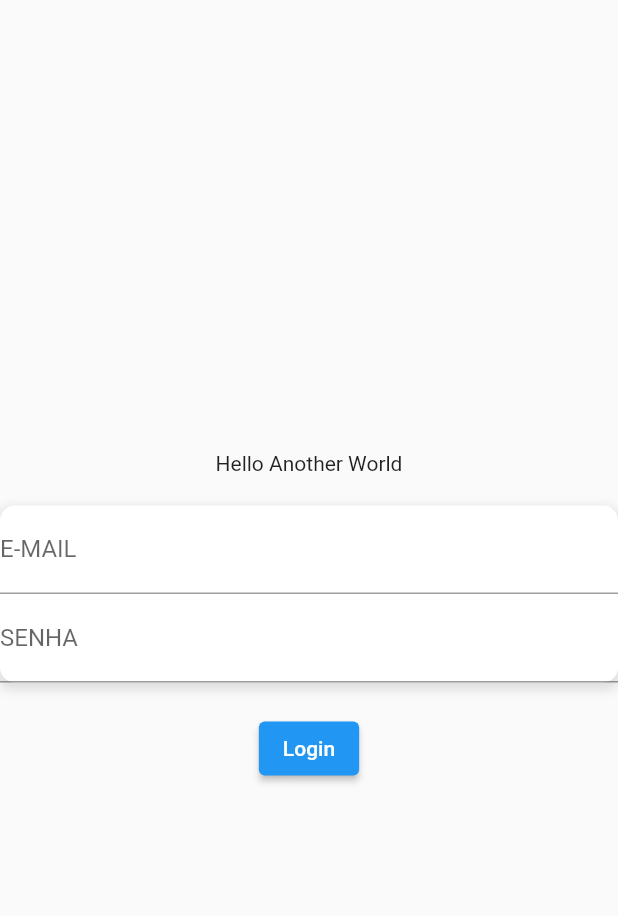
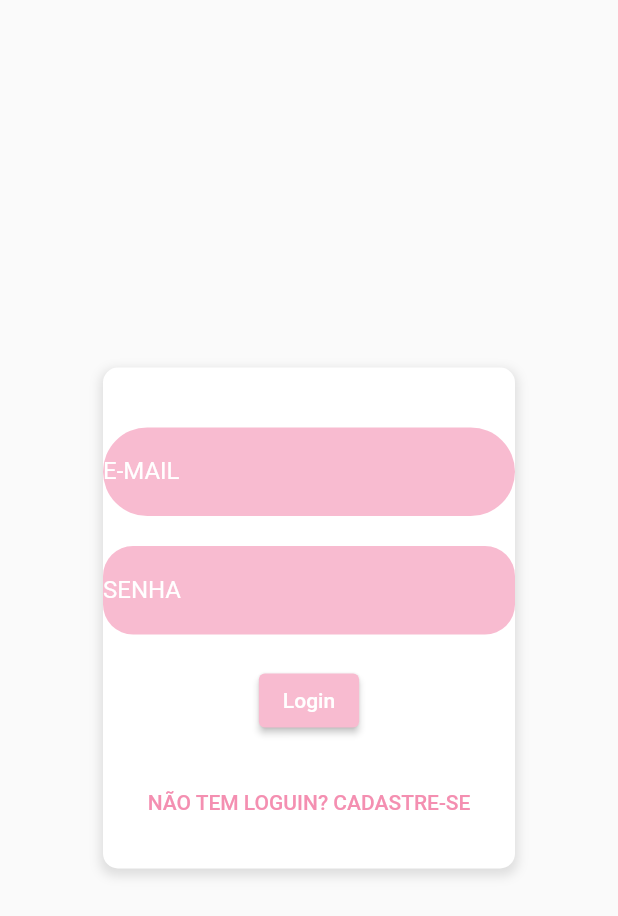
Before and after one commit to GuilhermeSaito/OficinasIntegracao2, a Flutter app: the screen it shows after launch, on a phone screen of 412 x 824 dp. Shown: the top 916 px of the screen. Run offline on Flutter 3.47's test engine with Material 2 defaults, Android fonts, the light colour scheme and no system bars.

Commit message:
Fixed frufrus dos labels, Added link para outra aba

```diff
--- a/app_mobile/hanbaiki/lib/main.dart
+++ b/app_mobile/hanbaiki/lib/main.dart
@@ -30,8 +30,6 @@ class MyApp extends StatelessWidget {
           child: Column(
             mainAxisAlignment: MainAxisAlignment.center,
             children: <Widget>[
-              Text("Hello Another World"),
-              SizedBox(height: 20),
               LoginPage(),
             ],
           ),
@@ -41,6 +39,7 @@ class MyApp extends StatelessWidget {
   }
 }
 
+// ---------------------------------- LOGUIN PAGE
 class LoginPage extends StatefulWidget {
   @override
   _LoginPageState createState() => _LoginPageState();
@@ -59,6 +58,7 @@ class _LoginPageState extends State<LoginPage> {
       child: Column(
         mainAxisAlignment: MainAxisAlignment.center,
         children: <Widget>[
+          // ------------ Container do email, senha e "Nao tem Loguin cadastre-se"
           Container(
             decoration: BoxDecoration(
               borderRadius: BorderRadius.circular(10.0),
@@ -72,11 +72,28 @@ class _LoginPageState extends State<LoginPage> {
                 ),
               ],
             ),
+            padding: const EdgeInsets.symmetric(vertical: 20.0),
             child: Column(
+              mainAxisSize: MainAxisSize.min,
               children: [
-                TextFormField(
+                SizedBox(
+                  height: 20.0,
+                ),
+                Container(
+                  decoration: BoxDecoration(
+                    borderRadius: BorderRadius.circular(45.0),
+                    color: Colors.pink[100],
+                  ),
+                  width: MediaQuery.of(context).size.width * 2 / 3,
+                  // ---------------------- EMAIL BOX
+                  child: TextFormField(
                     decoration: const InputDecoration(
                       labelText: 'E-MAIL',
+                      labelStyle: TextStyle(
+                        color:
+                            Colors.white, // set the color of the label to white
+                      ),
+                      border: InputBorder.none,
                       // Da pra colocar uns frurus aqui
                     ),
                     onSaved: (String? value) {
@@ -88,9 +105,25 @@ class _LoginPageState extends State<LoginPage> {
                           : null;
                     },
                   ),
-                TextFormField(
+                ),
+                SizedBox(
+                  height: 20.0,
+                ),
+                Container(
+                  decoration: BoxDecoration(
+                    borderRadius: BorderRadius.circular(20.0),
+                    color: Colors.pink[100],
+                  ),
+                  width: MediaQuery.of(context).size.width * 2 / 3,
+                  // ---------------------- PASSWORD BOX
+                  child: TextFormField(
                     decoration: const InputDecoration(
                       labelText: 'SENHA',
+                      labelStyle: TextStyle(
+                        color:
+                            Colors.white, // set the color of the label to white
+                      ),
+                      border: InputBorder.none,
                     ),
                     obscureText: true,
                     // validator: (value) {
@@ -110,12 +143,16 @@ class _LoginPageState extends State<LoginPage> {
                       _password = value;
                     },
                   ),
-              ],
                 ),
+                SizedBox(
+                  height: 20.0,
                 ),
-          const SizedBox(height: 20),
+                // ---------------------- CONFIRM BUTTON
                 ElevatedButton(
                   child: const Text('Login'),
+                  style: ElevatedButton.styleFrom(
+                    backgroundColor: Colors.pink[100],
+                  ),
                   onPressed: () {
                     final form = _formKey.currentState;
                     if (form != null) {
@@ -126,6 +163,22 @@ class _LoginPageState extends State<LoginPage> {
                     }
                   },
                 ),
+                SizedBox(height: 20),
+                TextButton(
+                  onPressed: () {
+                    // navigate to another page
+                  },
+                  child: Text(
+                    'NÃO TEM LOGUIN? CADASTRE-SE',
+                    style: TextStyle(
+                      color: Colors
+                          .pink[200], // set the color of the text to light pink
+                    ),
+                  ),
+                ),
+              ],
+            ),
+          ),
         ],
       ),
     );
```
Lines whose indentation alone changed are shown as unchanged.
